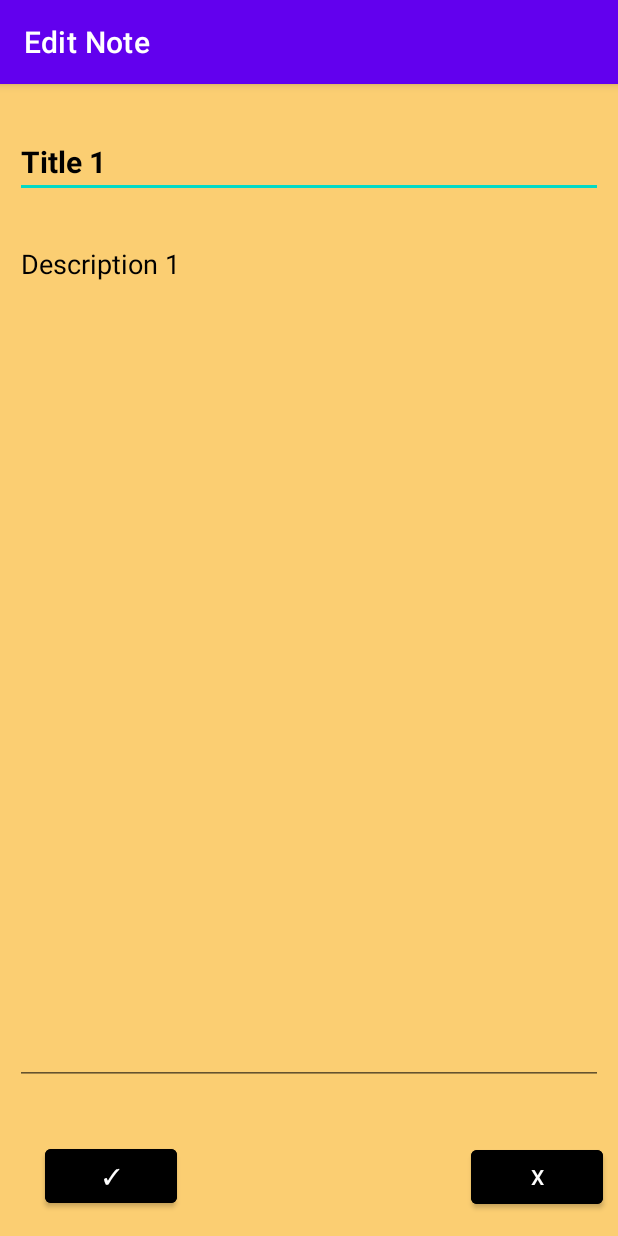
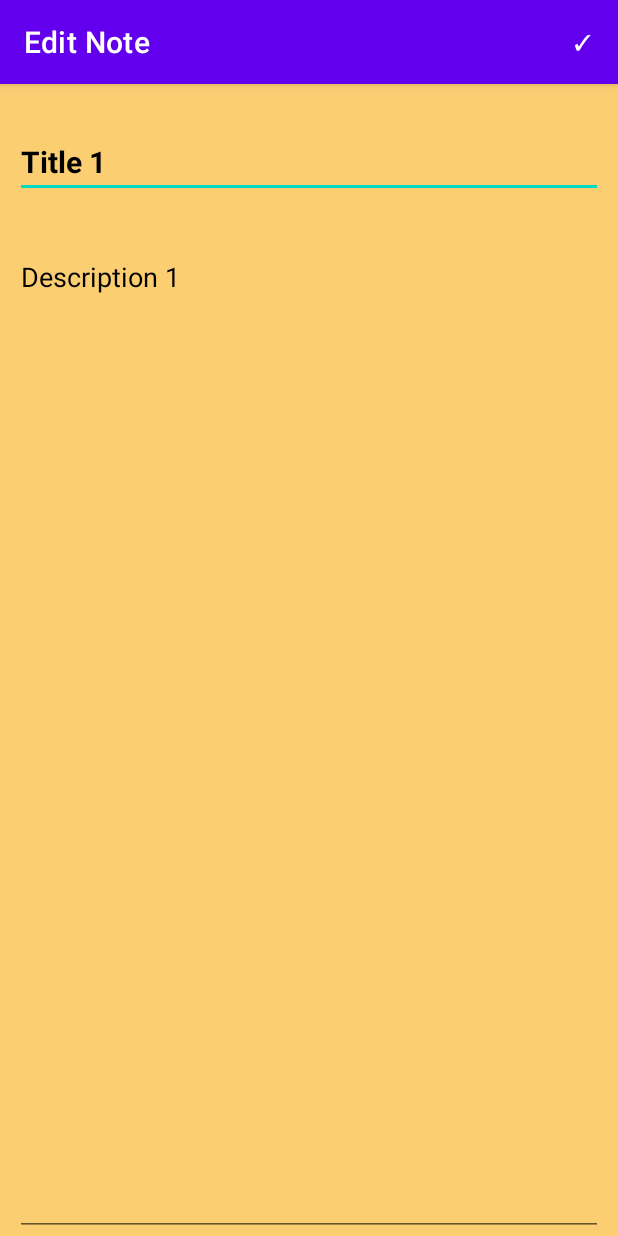
Before and after one commit to pspr22/Notes, an Android app: the screen it shows after launch (EditNoteActivity), after a tap on "Title 1", on a phone screen of 412 x 824 dp. Run offline under Robolectric (Android 15) with nearby library versions, the phone set to English and light mode, and no system bars; our stand-ins replace Room's generated code.

Commit message:
first notes

```diff
--- a/app/src/main/java/com/example/notes/EditNoteActivity.java
+++ b/app/src/main/java/com/example/notes/EditNoteActivity.java
@@ -1,9 +1,12 @@
 package com.example.notes;
 
+import androidx.annotation.NonNull;
 import androidx.appcompat.app.AppCompatActivity;
 
 import android.content.Intent;
 import android.os.Bundle;
+import android.view.Menu;
+import android.view.MenuItem;
 import android.view.View;
 import android.widget.Button;
 import android.widget.EditText;
@@ -13,7 +16,6 @@ public class EditNoteActivity extends AppCompatActivity {
 
     EditText etTitle;
     EditText etDescription;
-    Button save,cancel;
     int noteId;
 
     @Override
@@ -25,29 +27,14 @@ public class EditNoteActivity extends AppCompatActivity {
 
         etTitle = findViewById(R.id.etTitleu);
         etDescription  = findViewById(R.id.etDescriptionu);
-        save = findViewById(R.id.btnsaveu);
-        cancel = findViewById(R.id.btncancelu);
+        etTitle.setTextIsSelectable(true);
+        etDescription.setTextIsSelectable(true);
+
 
         getData();
 
 
-        cancel.setOnClickListener(new View.OnClickListener() {
-            @Override
-            public void onClick(View view) {
 
-                Toast.makeText(EditNoteActivity.this, "Nothing Changed", Toast.LENGTH_SHORT).show();
-                finish();
-
-            }
-        });
-
-        save.setOnClickListener(new View.OnClickListener() {
-            @Override
-            public void onClick(View view) {
-
-                UpdateNote();
-            }
-        });
 
     }
 
@@ -69,6 +56,28 @@ public class EditNoteActivity extends AppCompatActivity {
 
     }
 
+    @Override
+    public boolean onCreateOptionsMenu(Menu menu) {
+
+        getMenuInflater().inflate(R.menu.tick,menu);
+        return true;
+    }
+
+    @Override
+    public boolean onOptionsItemSelected(@NonNull MenuItem item) {
+
+        switch(item.getItemId()){
+            case R.id.tick:
+                UpdateNote();
+                return true;
+            default:
+                return super.onOptionsItemSelected(item);
+        }
+
+
+    }
+
+
     public void getData(){
 
         Intent i = getIntent();
--- a/app/src/main/java/com/example/notes/MainActivity.java
+++ b/app/src/main/java/com/example/notes/MainActivity.java
@@ -15,6 +15,7 @@ import androidx.lifecycle.ViewModelStore;
 import androidx.lifecycle.ViewModelStoreOwner;
 import androidx.recyclerview.widget.GridLayoutManager;
 import androidx.recyclerview.widget.ItemTouchHelper;
+import androidx.recyclerview.widget.LinearLayoutManager;
 import androidx.recyclerview.widget.RecyclerView;
 import androidx.recyclerview.widget.StaggeredGridLayoutManager;
 
@@ -110,7 +111,9 @@ public class MainActivity extends AppCompatActivity {
 
     }
 
-    /*@Override
+
+
+    @Override
     public boolean onCreateOptionsMenu(Menu menu) {
 
 
@@ -125,15 +128,22 @@ public class MainActivity extends AppCompatActivity {
         switch (item.getItemId()){
 
             case R.id.top_menu:
-                Intent intent = new Intent(MainActivity.this,NoteActivity.class);
-                startActivity(intent);
+                if(item.getTitle().equals("list View")){
+                    item.setTitle("grid View");
+                    recyclerView.setLayoutManager(new LinearLayoutManager(this));
+                }
+                else if(item.getTitle().equals("grid View")){
+                    item.setTitle("list View");
+                    recyclerView.setLayoutManager(new StaggeredGridLayoutManager(2,StaggeredGridLayoutManager.VERTICAL));
+                }
+
                 return true;
             default:
                 return super.onOptionsItemSelected(item);
 
         }
 
-    }*/
+    }
 
 
     /*
--- a/app/src/main/java/com/example/notes/RecyclerAdapter.java
+++ b/app/src/main/java/com/example/notes/RecyclerAdapter.java
@@ -1,17 +1,21 @@
 package com.example.notes;
 
+import android.os.Build;
 import android.view.LayoutInflater;
 import android.view.View;
 import android.view.ViewGroup;
 import android.widget.TextView;
 
 import androidx.annotation.NonNull;
+import androidx.annotation.RequiresApi;
+import androidx.cardview.widget.CardView;
 import androidx.recyclerview.widget.RecyclerView;
 
 import org.w3c.dom.Text;
 
 import java.util.ArrayList;
 import java.util.List;
+import java.util.Random;
 
 public class RecyclerAdapter extends RecyclerView.Adapter<RecyclerAdapter.NoteHolder>{
 
@@ -25,12 +29,15 @@ public class RecyclerAdapter extends RecyclerView.Adapter<RecyclerAdapter.NoteHo
         return new NoteHolder(view);
     }
 
+    @RequiresApi(api = Build.VERSION_CODES.M)
     @Override
     public void onBindViewHolder(@NonNull NoteHolder holder, int position) {
 
         Note currentNote = notes.get(position);
+        int color_code = getRandomColor();
         holder.txtTitle.setText(currentNote.getTitle());
         holder.txtDescription.setText(currentNote.getDescription());
+
 
     }
 
@@ -45,6 +52,24 @@ public class RecyclerAdapter extends RecyclerView.Adapter<RecyclerAdapter.NoteHo
         notifyDataSetChanged();
     }
 
+    private int getRandomColor(){
+
+        List<Integer> colorCode = new ArrayList<>();
+
+        colorCode.add(R.color.color1);
+        colorCode.add(R.color.color2);
+        colorCode.add(R.color.color3);
+        colorCode.add(R.color.color4);
+        colorCode.add(R.color.color5);
+        colorCode.add(R.color.color6);
+
+        Random random = new Random();
+
+        int random_color = random.nextInt(colorCode.size());
+        return random_color;
+
+    }
+
     public Note getNotes(int position){
         return notes.get(position);
     }
@@ -53,11 +78,13 @@ public class RecyclerAdapter extends RecyclerView.Adapter<RecyclerAdapter.NoteHo
 
         TextView txtTitle;
         TextView txtDescription;
+        CardView cardView;
 
         public NoteHolder(@NonNull View itemView) {
             super(itemView);
             txtTitle = itemView.findViewById(R.id.txttitle);
             txtDescription = itemView.findViewById(R.id.txtdescription);
+            cardView = itemView.findViewById(R.id.cardNote);
             itemView.setOnClickListener(new View.OnClickListener() {
                 @Override
                 public void onClick(View view) {
--- a/app/src/main/res/layout/activity_edit_note.xml
+++ b/app/src/main/res/layout/activity_edit_note.xml
@@ -1,5 +1,5 @@
 <?xml version="1.0" encoding="utf-8"?>
-<androidx.constraintlayout.widget.ConstraintLayout xmlns:android="http://schemas.android.com/apk/res/android"
+<LinearLayout xmlns:android="http://schemas.android.com/apk/res/android"
     xmlns:app="http://schemas.android.com/apk/res-auto"
     xmlns:tools="http://schemas.android.com/tools"
     android:layout_width="match_parent"
@@ -19,6 +19,7 @@
         android:hint="Title"
         android:inputType="textPersonName"
         android:textColor="@color/black"
+        android:textSelectHandle="@android:drawable/divider_horizontal_dim_dark"
         android:textSize="20sp"
         android:textStyle="bold"
         app:layout_constraintEnd_toEndOf="parent"
@@ -27,42 +28,20 @@
 
     <EditText
         android:id="@+id/etDescriptionu"
-        android:layout_width="0dp"
-        android:layout_height="570dp"
+        android:layout_width="match_parent"
+        android:layout_height="match_parent"
         android:layout_marginStart="10dp"
-        android:layout_marginTop="21dp"
+        android:layout_marginTop="30dp"
         android:layout_marginEnd="10dp"
         android:ems="10"
         android:gravity="start|top"
         android:inputType="textMultiLine"
         android:textColor="@color/black"
-        android:textColorHighlight="@color/black"
         app:layout_constraintEnd_toEndOf="parent"
+        app:layout_constraintHorizontal_bias="1.0"
         app:layout_constraintStart_toStartOf="parent"
         app:layout_constraintTop_toBottomOf="@+id/etTitleu"
         tools:visibility="visible" />
 
-    <Button
-        android:id="@+id/btnsaveu"
-        android:layout_width="wrap_content"
-        android:layout_height="wrap_content"
-        android:layout_marginStart="30dp"
-        android:layout_marginBottom="16dp"
-        android:backgroundTint="@color/black"
-        android:text="✓"
-        android:textColor="@color/white"
-        app:layout_constraintBottom_toBottomOf="parent"
-        app:layout_constraintStart_toStartOf="parent" />
 
-    <Button
-        android:id="@+id/btncancelu"
-        android:layout_width="wrap_content"
-        android:layout_height="wrap_content"
-        android:layout_marginEnd="10dp"
-        android:layout_marginBottom="15dp"
-        android:backgroundTint="@color/black"
-        android:text="X"
-        android:textColor="@color/white"
-        app:layout_constraintBottom_toBottomOf="parent"
-        app:layout_constraintEnd_toEndOf="parent" />
-</androidx.constraintlayout.widget.ConstraintLayout>
+</LinearLayout>
--- a/app/src/main/res/layout/note_design.xml
+++ b/app/src/main/res/layout/note_design.xml
@@ -7,7 +7,7 @@
     <androidx.cardview.widget.CardView
         android:id="@+id/cardNote"
         android:layout_width="match_parent"
-        android:layout_height="200dp"
+        android:layout_height="175dp"
         android:layout_margin="5dp"
         app:cardBackgroundColor="#E2FBC860"
         app:cardCornerRadius="20dp"
--- a/app/src/main/res/menu/menu_bar.xml
+++ b/app/src/main/res/menu/menu_bar.xml
@@ -4,7 +4,6 @@
 
     <item
         android:id="@+id/top_menu"
-        android:title="Add New"
-        app:showAsAction="always" />
+        android:title="list View" />
 
 </menu>
--- a/app/src/main/res/menu/tick.xml
+++ b/app/src/main/res/menu/tick.xml
@@ -1,4 +1,12 @@
 <?xml version="1.0" encoding="utf-8"?>
-<menu xmlns:android="http://schemas.android.com/apk/res/android">
+<menu xmlns:android="http://schemas.android.com/apk/res/android"
+    xmlns:app="http://schemas.android.com/apk/res-auto">
+
+    <item
+        android:id="@+id/tick"
+        android:title="✓"
+        app:showAsAction="always">
+
+    </item>
 
 </menu>
--- a/app/src/main/res/values/colors.xml
+++ b/app/src/main/res/values/colors.xml
@@ -7,4 +7,10 @@
     <color name="teal_700">#FF018786</color>
     <color name="black">#FF000000</color>
     <color name="white">#FFFFFFFF</color>
+    <color name="color1">#009688</color>
+    <color name="color2">#4CAF50</color>
+    <color name="color3">#8BC34A</color>
+    <color name="color4">#CDDC39</color>
+    <color name="color5">#03A9F4</color>
+    <color name="color6">#00BCD4</color>
 </resources>
```
Also changed, not shown: app/src/main/java/com/example/notes/NoteActivity.java (+23 -15 lines), app/src/main/res/layout/activity_note.xml (+7 -28 lines).
